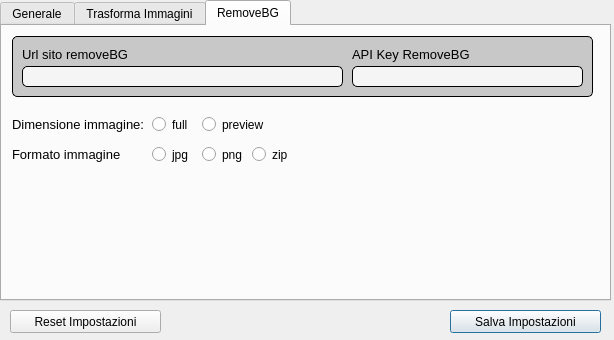
RobertoRomolini/FotoMaster, file WindowWidgets/Settings/optionsWidget.ui: the form before one commit.
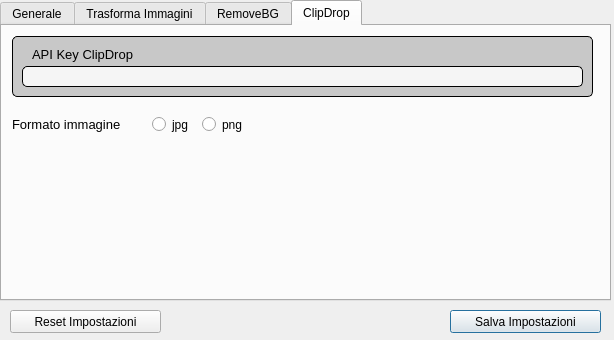
The form after the commit. Icons and pictures are not drawn. Custom widgets are drawn as their Qt base class.

Commit message: Add request to send images to clip drop

```diff
--- a/WindowWidgets/Settings/optionsWidget.ui
+++ b/WindowWidgets/Settings/optionsWidget.ui
@@ -42,7 +42,7 @@
     </rect>
    </property>
    <property name="currentIndex">
-    <number>2</number>
+    <number>3</number>
    </property>
    <widget class="QWidget" name="tab">
     <attribute name="title">
@@ -1723,6 +1723,125 @@
      </attribute>
     </widget>
    </widget>
+   <widget class="QWidget" name="tab_4">
+    <attribute name="title">
+     <string>ClipDrop</string>
+    </attribute>
+    <widget class="QLabel" name="label_5">
+     <property name="geometry">
+      <rect>
+       <x>30</x>
+       <y>20</y>
+       <width>181</width>
+       <height>16</height>
+      </rect>
+     </property>
+     <property name="font">
+      <font>
+       <pointsize>10</pointsize>
+      </font>
+     </property>
+     <property name="text">
+      <string>API Key ClipDrop</string>
+     </property>
+    </widget>
+    <widget class="Line" name="trasformaImmaginiBox_4">
+     <property name="geometry">
+      <rect>
+       <x>10</x>
+       <y>10</y>
+       <width>581</width>
+       <height>61</height>
+      </rect>
+     </property>
+     <property name="styleSheet">
+      <string notr="true">border: 1px solid black;
+background-color: rgb(200, 200, 200);
+border-radius: 5px;</string>
+     </property>
+     <property name="orientation">
+      <enum>Qt::Vertical</enum>
+     </property>
+    </widget>
+    <widget class="QLineEdit" name="apiKeyClipDrop">
+     <property name="geometry">
+      <rect>
+       <x>20</x>
+       <y>40</y>
+       <width>561</width>
+       <height>21</height>
+      </rect>
+     </property>
+     <property name="styleSheet">
+      <string notr="true">QLineEdit
+{
+	background-color: rgb(245, 245, 245);
+	border: 1px solid black;
+	border-radius: 5px;
+	font: 10pt 'Helvetica';
+}</string>
+     </property>
+     <property name="echoMode">
+      <enum>QLineEdit::Password</enum>
+     </property>
+    </widget>
+    <widget class="QLabel" name="label_19">
+     <property name="geometry">
+      <rect>
+       <x>10</x>
+       <y>90</y>
+       <width>121</width>
+       <height>16</height>
+      </rect>
+     </property>
+     <property name="font">
+      <font>
+       <pointsize>10</pointsize>
+      </font>
+     </property>
+     <property name="text">
+      <string>Formato immagine</string>
+     </property>
+    </widget>
+    <widget class="QRadioButtonCustom" name="clipDropFormatPng">
+     <property name="geometry">
+      <rect>
+       <x>200</x>
+       <y>90</y>
+       <width>51</width>
+       <height>17</height>
+      </rect>
+     </property>
+     <property name="text">
+      <string>png</string>
+     </property>
+     <attribute name="buttonGroup">
+      <string notr="true">clipDropImageFormat</string>
+     </attribute>
+    </widget>
+    <widget class="QRadioButtonCustom" name="clipDropFormatJpg">
+     <property name="geometry">
+      <rect>
+       <x>150</x>
+       <y>90</y>
+       <width>41</width>
+       <height>17</height>
+      </rect>
+     </property>
+     <property name="text">
+      <string>jpg</string>
+     </property>
+     <attribute name="buttonGroup">
+      <string notr="true">clipDropImageFormat</string>
+     </attribute>
+    </widget>
+    <zorder>trasformaImmaginiBox_4</zorder>
+    <zorder>label_5</zorder>
+    <zorder>apiKeyClipDrop</zorder>
+    <zorder>label_19</zorder>
+    <zorder>clipDropFormatPng</zorder>
+    <zorder>clipDropFormatJpg</zorder>
+   </widget>
   </widget>
   <widget class="QPushButtonBlue" name="reset_settings">
    <property name="geometry">
```
Left out of the diff: 1 changed line with no effect on the pictures. The commit also changes 12 other files.
